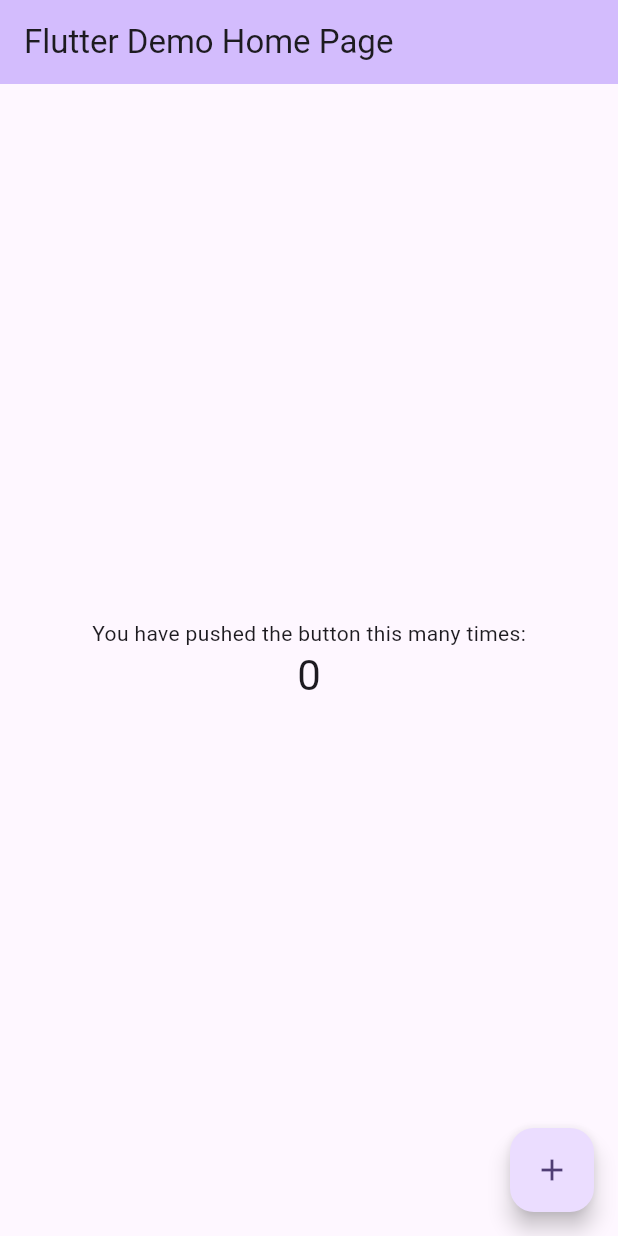
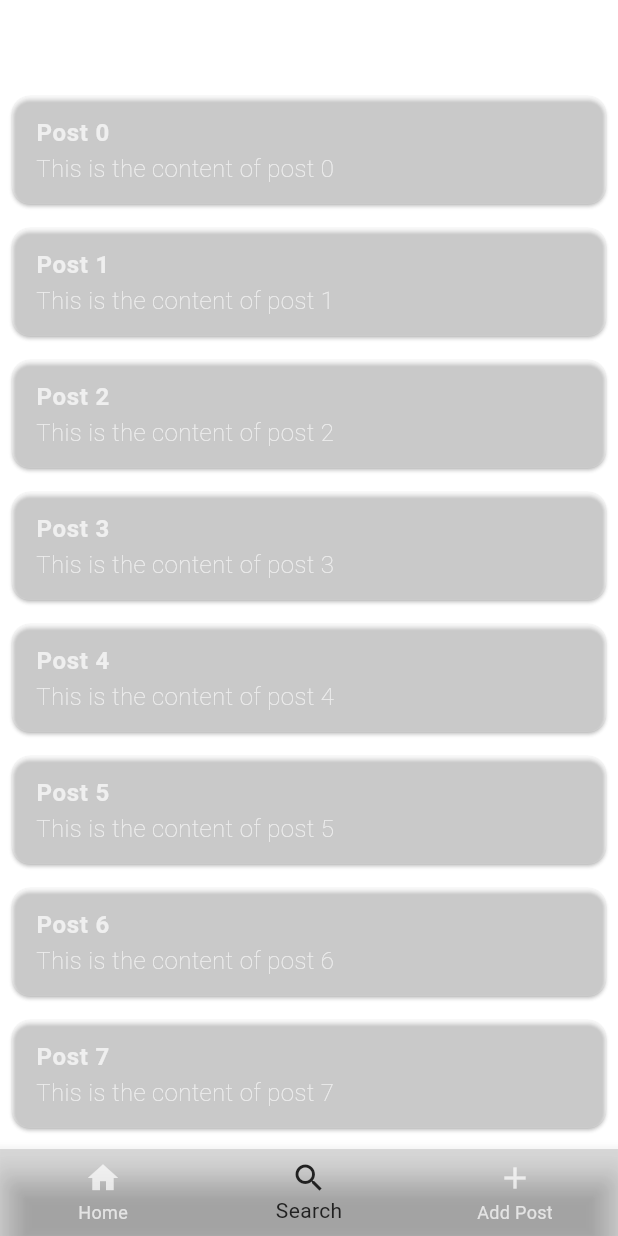
Before and after one commit to dish04/THE_APP, a Flutter app: the screen it shows after launch, on a phone screen of 412 x 824 dp. Run offline on Flutter 3.47's test engine with Material 3 defaults, Android fonts, the phone set to English and light mode, and no system bars.

Commit message:
Added a mock Home Page

```diff
--- a/the_app/lib/main.dart
+++ b/the_app/lib/main.dart
@@ -1,125 +1,98 @@
 import 'package:flutter/material.dart';
 
 void main() {
-  runApp(const MyApp());
+  runApp(MySocialMediaApp());
 }
 
-class MyApp extends StatelessWidget {
-  const MyApp({super.key});
-
-  // This widget is the root of your application.
+class MySocialMediaApp extends StatelessWidget {
   @override
   Widget build(BuildContext context) {
     return MaterialApp(
-      title: 'Flutter Demo',
+      title: 'My Social Media App',
       theme: ThemeData(
-        // This is the theme of your application.
-        //
-        // TRY THIS: Try running your application with "flutter run". You'll see
-        // the application has a purple toolbar. Then, without quitting the app,
-        // try changing the seedColor in the colorScheme below to Colors.green
-        // and then invoke "hot reload" (save your changes or press the "hot
-        // reload" button in a Flutter-supported IDE, or press "r" if you used
-        // the command line to start the app).
-        //
-        // Notice that the counter didn't reset back to zero; the application
-        // state is not lost during the reload. To reset the state, use hot
-        // restart instead.
-        //
-        // This works for code too, not just values: Most code changes can be
-        // tested with just a hot reload.
-        colorScheme: ColorScheme.fromSeed(seedColor: Colors.deepPurple),
-        useMaterial3: true,
+        primarySwatch: Colors.blue,
       ),
-      home: const MyHomePage(title: 'Flutter Demo Home Page'),
+      home: MyHomePage(),
     );
   }
 }
 
 class MyHomePage extends StatefulWidget {
-  const MyHomePage({super.key, required this.title});
-
-  // This widget is the home page of your application. It is stateful, meaning
-  // that it has a State object (defined below) that contains fields that affect
-  // how it looks.
-
-  // This class is the configuration for the state. It holds the values (in this
-  // case the title) provided by the parent (in this case the App widget) and
-  // used by the build method of the State. Fields in a Widget subclass are
-  // always marked "final".
-
-  final String title;
-
   @override
-  State<MyHomePage> createState() => _MyHomePageState();
+  _MyHomePageState createState() => _MyHomePageState();
 }
 
 class _MyHomePageState extends State<MyHomePage> {
-  int _counter = 0;
-
-  void _incrementCounter() {
-    setState(() {
-      // This call to setState tells the Flutter framework that something has
-      // changed in this State, which causes it to rerun the build method below
-      // so that the display can reflect the updated values. If we changed
-      // _counter without calling setState(), then the build method would not be
-      // called again, and so nothing would appear to happen.
-      _counter++;
-    });
-  }
-
   @override
   Widget build(BuildContext context) {
-    // This method is rerun every time setState is called, for instance as done
-    // by the _incrementCounter method above.
-    //
-    // The Flutter framework has been optimized to make rerunning build methods
-    // fast, so that you can just rebuild anything that needs updating rather
-    // than having to individually change instances of widgets.
     return Scaffold(
       appBar: AppBar(
-        // TRY THIS: Try changing the color here to a specific color (to
-        // Colors.amber, perhaps?) and trigger a hot reload to see the AppBar
-        // change color while the other colors stay the same.
-        backgroundColor: Theme.of(context).colorScheme.inversePrimary,
-        // Here we take the value from the MyHomePage object that was created by
-        // the App.build method, and use it to set our appbar title.
-        title: Text(widget.title),
+        title: Text(
+          'THE APP',
+          style: TextStyle(color: Colors.white70, fontWeight: FontWeight.w500),
+        ),
+        backgroundColor: Colors.transparent,
       ),
-      body: Center(
-        // Center is a layout widget. It takes a single child and positions it
-        // in the middle of the parent.
-        child: Column(
-          // Column is also a layout widget. It takes a list of children and
-          // arranges them vertically. By default, it sizes itself to fit its
-          // children horizontally, and tries to be as tall as its parent.
-          //
-          // Column has various properties to control how it sizes itself and
-          // how it positions its children. Here we use mainAxisAlignment to
-          // center the children vertically; the main axis here is the vertical
-          // axis because Columns are vertical (the cross axis would be
-          // horizontal).
-          //
-          // TRY THIS: Invoke "debug painting" (choose the "Toggle Debug Paint"
-          // action in the IDE, or press "p" in the console), to see the
-          // wireframe for each widget.
-          mainAxisAlignment: MainAxisAlignment.center,
-          children: <Widget>[
-            const Text(
-              'You have pushed the button this many times:',
-            ),
-            Text(
-              '$_counter',
-              style: Theme.of(context).textTheme.headlineMedium,
-            ),
-          ],
-        ),
+      body: PostFeed(),
+      backgroundColor: Colors.white10,
+      bottomNavigationBar: BottomNavigationBar(
+        backgroundColor: Colors.black12,
+        items: [
+          BottomNavigationBarItem(
+            icon: Icon(Icons.home),
+            label: 'Home',
+          ),
+          BottomNavigationBarItem(
+            icon: Icon(Icons.search),
+            label: 'Search',
+          ),
+          BottomNavigationBarItem(
+            icon: Icon(Icons.add),
+            label: 'Add Post',
+          ),
+        ],
+        unselectedItemColor: Colors.white70,
+        currentIndex: 1,
+        selectedItemColor: Colors.grey[900],
+        onTap: (index) {
+          // Handle navigation to different sections
+        },
       ),
-      floatingActionButton: FloatingActionButton(
-        onPressed: _incrementCounter,
-        tooltip: 'Increment',
-        child: const Icon(Icons.add),
-      ), // This trailing comma makes auto-formatting nicer for build methods.
     );
   }
 }
+
+class PostFeed extends StatelessWidget {
+  @override
+  Widget build(BuildContext context) {
+    // Implement your post feed logic here
+    return ListView.builder(
+      itemCount: 10, // Replace with the actual number of posts
+      itemBuilder: (context, index) {
+        return Card(
+          color: Colors.white24,
+          margin: EdgeInsets.all(8.0),
+          child: ListTile(
+            title: Text(
+              'Post $index',
+              style: TextStyle(
+                color: Colors.white70, // Set the text color here
+                fontSize: 16, // Optional: Set the font size
+                fontWeight: FontWeight.bold, // Optional: Set the font weight
+              ),
+            ),
+            subtitle: Text(
+              'This is the content of post $index',
+              style: TextStyle(
+                color: Colors.white70, // Set the text color here
+                fontSize: 16, // Optional: Set the font size
+                fontWeight: FontWeight.w200, // Optional: Set the font weight
+              ),
+            ),
+            // Add more details like user profile picture, time, etc.
+          ),
+        );
+      },
+    );
+  }
+}
--- a/the_app/pubspec.yaml
+++ b/the_app/pubspec.yaml
@@ -19,7 +19,7 @@ publish_to: 'none' # Remove this line if you wish to publish to pub.dev
 version: 1.0.0+1
 
 environment:
-  sdk: '>=3.2.3 <4.0.0'
+  sdk: '>=3.2.6 <4.0.0'
 
 # Dependencies specify other packages that your package needs in order to work.
 # To automatically upgrade your package dependencies to the latest versions
```
Also changed, not shown: the_app/pubspec.lock, 4 other files.
